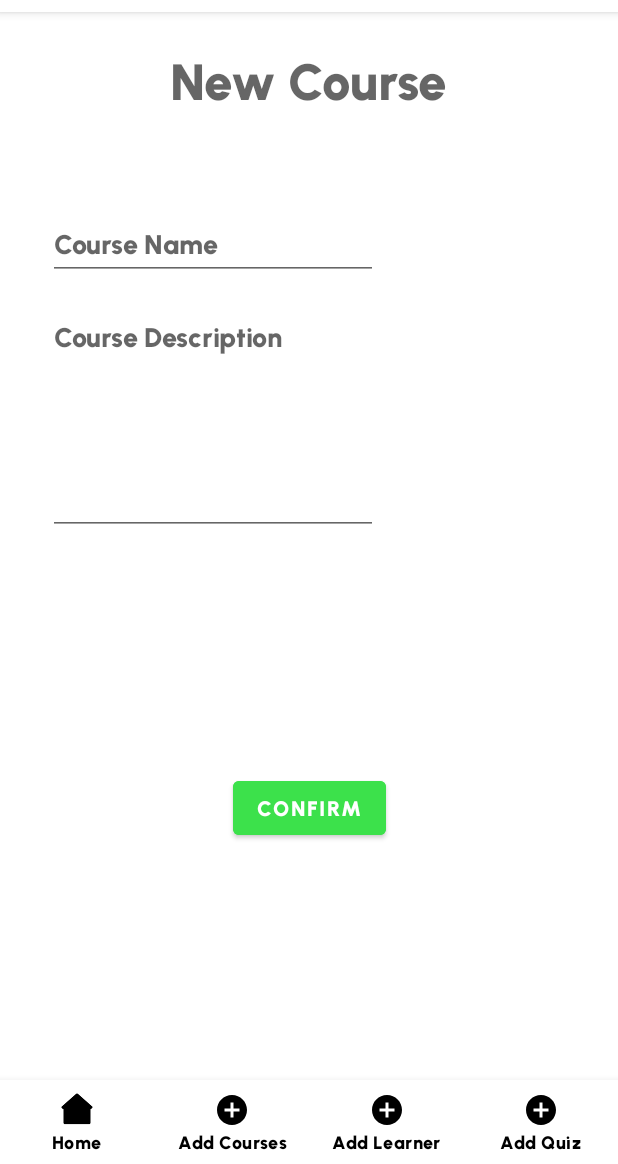
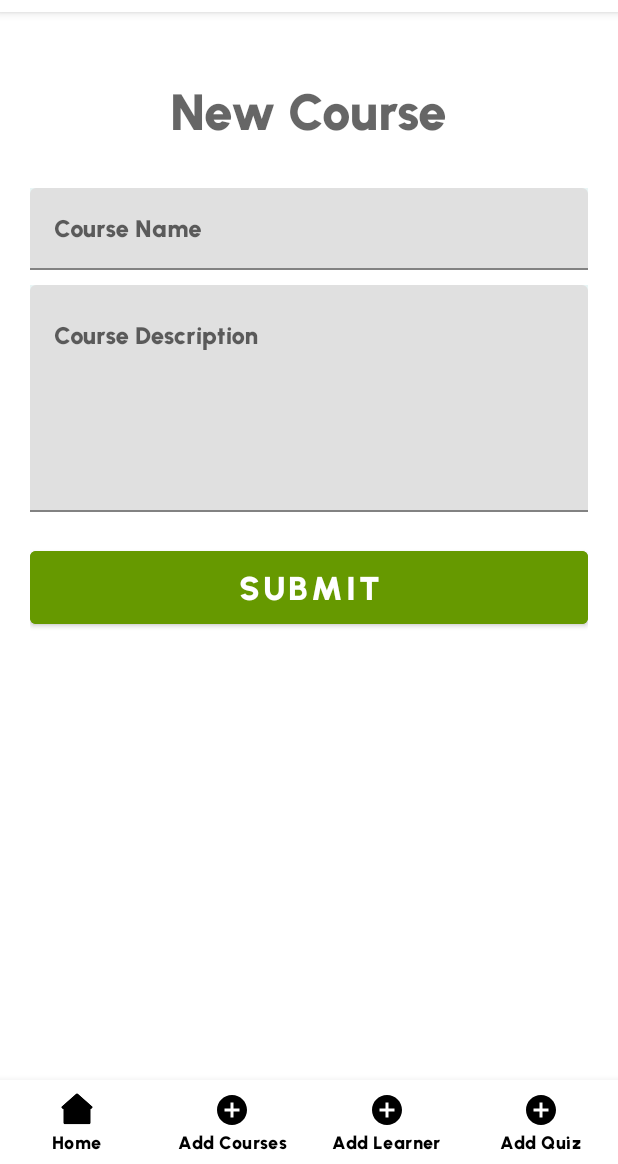
Before and after one commit to Nischal-S-Dwaral/EducationSupport, an Android app: the EducatorMainActivity screen opened directly, with no data from a screen before it, item 2 of the bottom bar chosen, on a phone screen of 412 x 824 dp, the part 72-1236 px from its top. Run offline under Robolectric (Android 15) with nearby library versions, the phone set to English and light mode, and no system bars; our stand-ins replace CircleImageView, Firebase (no records; nobody signed in at launch, a user with empty details on screens opened directly); 8 statements that could not run were skipped.

Commit message:
Add Course Firebase integration and profile logout for educator

```diff
--- a/app/src/main/java/com/example/educationsupport/EducatorMainActivity.kt
+++ b/app/src/main/java/com/example/educationsupport/EducatorMainActivity.kt
@@ -1,5 +1,6 @@
 package com.example.educationsupport
 
+import android.content.Intent
 import android.os.Bundle
 import androidx.appcompat.app.AppCompatActivity
 import androidx.appcompat.widget.Toolbar
@@ -10,11 +11,13 @@ import com.example.educationsupport.fragment.educator.EducatorHomeFragment
 import com.example.educationsupport.fragment.educator.QuestionCountFragment
 import com.google.android.material.appbar.AppBarLayout
 import com.google.android.material.bottomnavigation.BottomNavigationView
+import de.hdodenhof.circleimageview.CircleImageView
 
 class EducatorMainActivity : AppCompatActivity() {
 
     private lateinit var toolbar: Toolbar
     private lateinit var bottomNavigationView: BottomNavigationView
+    private lateinit var userProfileImage: CircleImageView
 
     private lateinit var appBarLayout: AppBarLayout
 
@@ -37,6 +40,15 @@ class EducatorMainActivity : AppCompatActivity() {
          * Replacing App Bar
          */
         appBarLayout = findViewById(R.id.educatorAppBar)
+
+        /**
+         * Initialise circle image view and add on click listener
+         */
+        userProfileImage = findViewById(R.id.user_profile_image)
+        userProfileImage.setOnClickListener {
+            val intent = Intent(this, ProfileActivity::class.java)
+            startActivity(intent)
+        }
 
         /**
          * Set up the navigation view
--- a/app/src/main/java/com/example/educationsupport/adapters/educator/EducatorCourseListCardAdapter.kt
+++ b/app/src/main/java/com/example/educationsupport/adapters/educator/EducatorCourseListCardAdapter.kt
@@ -11,9 +11,9 @@ import androidx.recyclerview.widget.RecyclerView
 import com.example.educationsupport.R
 import com.example.educationsupport.constants.Constants
 import com.example.educationsupport.educator.EducatorCourseActivity
-import com.example.educationsupport.model.Course
+import com.example.educationsupport.model.Course1
 
-class EducatorCourseListCardAdapter(private val coursesDataset: ArrayList<Course>, private val context: Context) :
+class EducatorCourseListCardAdapter(private val coursesDataset: ArrayList<Course1>, private val context: Context) :
     RecyclerView.Adapter<EducatorCourseListCardAdapter.ViewHolder?>() {
 
     class ViewHolder(itemView: View) : RecyclerView.ViewHolder(itemView) {
--- a/app/src/main/java/com/example/educationsupport/constants/EducatorCourseConstants.kt
+++ b/app/src/main/java/com/example/educationsupport/constants/EducatorCourseConstants.kt
@@ -1,40 +1,40 @@
 package com.example.educationsupport.constants
 
-import com.example.educationsupport.model.Course
+import com.example.educationsupport.model.Course1
 import com.example.educationsupport.model.Quiz
 
 object EducatorCourseConstants {
 
-    fun educatorCourseList() : ArrayList<Course> {
-        val course1 = Course(
+    fun educatorCourseList() : ArrayList<Course1> {
+        val course1 = Course1(
             1,
             "Mobile Android Development",
             "Get started now and become an Android app developer in just 6 weeks! You will learn all relevant Android App development techniques. I can tell you Android development is a lot of fun! This course will make your journey to becoming an Android developer fun as well.",
             ArrayList<Quiz>()
         )
 
-        val course2 = Course(
+        val course12 = Course1(
             2,
             "Java Development",
             "The course is a whopping 100 hours long.  Perhaps you have looked at the size of the course and are feeling a little overwhelmed at the prospect of finding time to complete it.   Maybe you are wondering if you need to go through it all?",
             ArrayList<Quiz>()
         )
 
-        val course3 = Course(
+        val course13 = Course1(
             3,
             "Software Security",
             "Welcome this comprehensive Ethical Hacking course! This course assumes you have NO prior knowledge and by the end of it you'll be able to hack systems like black-hat hackers and secure them like security experts!",
             ArrayList<Quiz>()
         )
 
-        val course4 = Course(
+        val course14 = Course1(
             4,
             "Advanced Database",
             "This course was just completely redone and rebuilt from the ground up, with over 325 brand new videos recorded. The course now uses MySQL 8.x and covers new topics including: Window Functions, Views, and SQL modes.",
             ArrayList<Quiz>()
         )
 
-        val course5 = Course(
+        val course15 = Course1(
             5,
             "Open Data",
             "Get started now and become an Android app developer in just 6 weeks! You will learn all relevant Android App development techniques. I can tell you Android development is a lot of fun! This course will make your journey to becoming an Android developer fun as well.",
@@ -42,14 +42,14 @@ object EducatorCourseConstants {
         )
 
 
-        val educatorCourseList = ArrayList<Course>()
-        educatorCourseList.add(course1)
-        educatorCourseList.add(course2)
-        educatorCourseList.add(course3)
-        educatorCourseList.add(course4)
-        educatorCourseList.add(course5)
+        val educatorCourseList1 = ArrayList<Course1>()
+        educatorCourseList1.add(course1)
+        educatorCourseList1.add(course12)
+        educatorCourseList1.add(course13)
+        educatorCourseList1.add(course14)
+        educatorCourseList1.add(course15)
 
-        return educatorCourseList;
+        return educatorCourseList1;
     }
 
 //    fun getEducatorCourse() : ArrayList<Course> {
@@ -62,9 +62,9 @@ object EducatorCourseConstants {
 //        )
 //    }
 
-    fun getEducatorCourseById(courseId: Int): Course? {
+    fun getEducatorCourseById(courseId: Int): Course1? {
         val courses = this.educatorCourseList();
-        var crs: Course? = null ;
+        var crs: Course1? = null ;
         for(c in courses){
             if(c.id == courseId) {
                 crs = c
--- a/app/src/main/java/com/example/educationsupport/constants/QuizListConstants.kt
+++ b/app/src/main/java/com/example/educationsupport/constants/QuizListConstants.kt
@@ -1,6 +1,5 @@
 package com.example.educationsupport.constants
 
-import com.example.educationsupport.model.Course
 import com.example.educationsupport.model.Quiz
 
 object  QuizListConstants {
--- a/app/src/main/java/com/example/educationsupport/constants/ViewCourseConstants.kt
+++ b/app/src/main/java/com/example/educationsupport/constants/ViewCourseConstants.kt
@@ -1,11 +1,11 @@
 package com.example.educationsupport.constants
 
-import com.example.educationsupport.model.Course
+import com.example.educationsupport.model.Course1
 
 object ViewCourseConstants {
 
-    fun getCourse() : Course {
-        return Course(
+    fun getCourse() : Course1 {
+        return Course1(
             1,
             "Mobile Android Development",
             "Get started now and become an Android app developer in just 6 weeks! You will learn all relevant Android App development techniques. I can tell you Android development is a lot of fun! This course will make your journey to becoming an Android developer fun as well.",
--- a/app/src/main/java/com/example/educationsupport/fragment/educator/AddNewCourseFragment.kt
+++ b/app/src/main/java/com/example/educationsupport/fragment/educator/AddNewCourseFragment.kt
@@ -4,21 +4,81 @@ import android.os.Bundle
 import android.view.LayoutInflater
 import android.view.View
 import android.view.ViewGroup
-import androidx.appcompat.widget.SearchView
+import android.widget.Button
+import android.widget.Toast
 import androidx.fragment.app.Fragment
 import com.example.educationsupport.R
+import com.example.educationsupport.model.Course
+import com.google.android.material.textfield.TextInputEditText
+import com.google.firebase.auth.FirebaseAuth
+import com.google.firebase.database.DatabaseReference
+import com.google.firebase.database.FirebaseDatabase
 
 class AddNewCourseFragment : Fragment() {
 
-    private lateinit var searchView: SearchView
+    private lateinit var txtInputCourseName: TextInputEditText
+    private lateinit var txtInputCourseDescription: TextInputEditText
+    private lateinit var btnSubmit: Button
+
+    private lateinit var databaseReference: DatabaseReference
+    private lateinit var auth: FirebaseAuth
+
     override fun onCreateView(
         inflater: LayoutInflater, container: ViewGroup?,
         savedInstanceState: Bundle?
     ): View? {
+
         // Inflate the layout for this fragment
         val view = inflater.inflate(R.layout.educator_add_course, container, false)
 
+        /**
+         * Initialise
+         */
+        txtInputCourseName = view.findViewById(R.id.add_course_name_edit_text)
+        txtInputCourseDescription = view.findViewById(R.id.add_course_description_edit_text)
+        btnSubmit = view.findViewById(R.id.btn_submit_add_course)
+
+        databaseReference = FirebaseDatabase.getInstance().getReference("Courses")
+        auth = FirebaseAuth.getInstance()
+
+        val currentEducatorUser = auth.currentUser
+
+        btnSubmit.setOnClickListener {
+            if (currentEducatorUser != null) {
+                saveCourseData(currentEducatorUser.uid, view)
+            }
+        }
         return view
     }
 
+    private fun saveCourseData(educatorUid: String, view: View) {
+        val courseName = txtInputCourseName.text.toString()
+        val courseDescription = txtInputCourseDescription.text.toString()
+
+        if (courseName.isEmpty()) {
+            Toast.makeText(view.context, "Please enter course name", Toast.LENGTH_SHORT)
+                .show()
+        }
+
+        if (courseDescription.isEmpty()) {
+            Toast.makeText(view.context, "Please enter course description", Toast.LENGTH_SHORT)
+                .show()
+        }
+
+        val courseId = databaseReference.push().key!!
+        val course = Course(courseId, courseName, courseDescription, educatorUid)
+
+        databaseReference.child(courseId).setValue(course)
+            .addOnSuccessListener {
+                Toast.makeText(view.context, "Added Course Successfully!!", Toast.LENGTH_SHORT)
+                    .show()
+
+                txtInputCourseName.text?.clear()
+                txtInputCourseDescription.text?.clear()
+
+            }.addOnFailureListener {
+                Toast.makeText(view.context, "Error!! ${it.message}", Toast.LENGTH_SHORT)
+                    .show()
+            }
+    }
 }
--- /dev/null
+++ b/app/src/main/java/com/example/educationsupport/model/Course1.kt
@@ -0,0 +1,8 @@
+package com.example.educationsupport.model
+
+data class Course1(
+    val id: Int,
+    val name: String,
+    val description: String,
+    val quizList: List<Quiz>
+)
--- a/app/src/main/res/layout/educator_add_course.xml
+++ b/app/src/main/res/layout/educator_add_course.xml
@@ -8,48 +8,13 @@
     android:orientation="vertical"
     tools:context=".fragment.educator.AddNewCourseFragment">
 
-<!--    <com.google.android.material.textfield.TextInputLayout-->
-<!--        android:id="@+id/educator_add_coursename_layout"-->
-<!--        style="@style/Widget.MaterialComponents.TextInputLayout.OutlinedBox"-->
-<!--        android:layout_width="409dp"-->
-<!--        android:layout_height="wrap_content"-->
-<!--        android:layout_marginTop="32dp"-->
-<!--        android:layout_marginEnd="32dp"-->
-<!--        android:hint="Course Name"-->
-<!--        app:layout_constraintEnd_toEndOf="parent"-->
-<!--        app:layout_constraintStart_toStartOf="parent"-->
-<!--        app:layout_constraintTop_toTopOf="parent">-->
+    <LinearLayout
+        android:layout_width="match_parent"
+        android:layout_height="match_parent"
+        android:gravity="center_horizontal"
+        android:orientation="vertical"
+        android:padding="20dp">
 
-<!--        <com.google.android.material.textfield.TextInputEditText-->
-<!--            android:id="@+id/educator_new_course_name"-->
-<!--            android:layout_width="match_parent"-->
-<!--            android:layout_height="36dp"-->
-<!--            android:inputType="text" />-->
-<!--    </com.google.android.material.textfield.TextInputLayout>-->
-
-<!--    <com.google.android.material.textfield.TextInputLayout-->
-<!--        android:id="@+id/educator_add_coursedescription_layout"-->
-<!--        style="@style/Widget.MaterialComponents.TextInputLayout.OutlinedBox"-->
-<!--        android:layout_width="409dp"-->
-<!--        android:layout_height="wrap_content"-->
-<!--        android:layout_marginEnd="32dp"-->
-<!--        android:hint="Course Description"-->
-<!--        app:layout_constraintEnd_toEndOf="parent"-->
-<!--        app:layout_constraintStart_toStartOf="parent"-->
-<!--        app:layout_constraintTop_toBottomOf="@+id/educator_add_coursename_layout">-->
-
-<!--        <com.google.android.material.textfield.TextInputEditText-->
-<!--            android:id="@+id/educator_new_course_description"-->
-<!--            android:layout_width="match_parent"-->
-<!--            android:layout_height="186dp"-->
-<!--            android:gravity="top"-->
-<!--            android:inputType="textMultiLine"-->
-<!--            android:lines="6"-->
-<!--            android:overScrollMode="always"-->
-<!--            android:scrollbarStyle="insideInset"-->
-<!--            android:scrollbars="vertical"-->
-<!--            android:scrollHorizontally="false" />-->
-<!--    </com.google.android.material.textfield.TextInputLayout>-->
         <TextView
             android:id="@+id/newCourse"
             android:layout_width="wrap_content"
@@ -57,60 +22,60 @@
             android:layout_marginStart="16dp"
             android:layout_marginTop="24dp"
             android:layout_marginEnd="16dp"
+            android:layout_marginBottom="30dp"
             android:text="New Course"
-        android:textAppearance="@style/TextAppearance.AppCompat.Display1"
-        app:layout_constraintEnd_toEndOf="parent"
-        app:layout_constraintStart_toStartOf="parent"
-        app:layout_constraintTop_toTopOf="parent" />
+            android:textAppearance="@style/TextAppearance.AppCompat.Display1" />
 
-    <EditText
-        android:id="@+id/addCourseName"
-        android:layout_width="wrap_content"
+        <com.google.android.material.textfield.TextInputLayout
+            android:layout_width="match_parent"
             android:layout_height="wrap_content"
-        android:layout_marginStart="32dp"
-        android:layout_marginTop="63dp"
-        android:ems="10"
+            android:background="@color/background"
+            android:layout_marginBottom="10dp">
+
+            <com.google.android.material.textfield.TextInputEditText
+                android:layout_width="match_parent"
+                android:layout_height="wrap_content"
                 android:hint="Course Name"
-        android:inputType="textEmailAddress"
-        android:minHeight="48dp"
-        app:layout_constraintStart_toStartOf="parent"
-        app:layout_constraintTop_toBottomOf="@+id/newCourse" />
+                android:textColor="@color/black"
+                android:id="@+id/add_course_name_edit_text"/>
+        </com.google.android.material.textfield.TextInputLayout>
 
+        <com.google.android.material.textfield.TextInputLayout
+            android:layout_width="match_parent"
+            android:layout_height="wrap_content"
+            android:background="@color/background"
+            android:layout_marginBottom="10dp">
 
-    <Button
-        android:id="@+id/educator_addcourse_confirm"
-        android:layout_width="wrap_content"
+            <com.google.android.material.textfield.TextInputEditText
+                android:layout_width="match_parent"
                 android:layout_height="wrap_content"
-        android:layout_marginStart="8dp"
-        android:layout_marginTop="8dp"
-        android:layout_marginEnd="8dp"
-        android:layout_marginBottom="8dp"
-        android:backgroundTint="#3CE14B"
-        android:text="Confirm"
-        android:visibility="visible"
-        app:layout_constraintBottom_toBottomOf="parent"
-        app:layout_constraintEnd_toEndOf="parent"
-        app:layout_constraintStart_toStartOf="parent"
-        app:layout_constraintTop_toBottomOf="@+id/editTextTextMultiLine"
-        tools:visibility="visible" />
-
-    <EditText
-        android:id="@+id/editTextTextMultiLine"
-        android:layout_width="wrap_content"
-        android:layout_height="wrap_content"
-        android:layout_marginStart="32dp"
-        android:layout_marginTop="16dp"
                 android:ems="10"
                 android:gravity="start|top"
                 android:hint="Course Description"
+                android:textColor="@color/black"
+                android:id="@+id/add_course_description_edit_text"
                 android:inputType="textMultiLine"
                 android:lines="6"
                 android:overScrollMode="always"
                 android:scrollbarStyle="insideInset"
                 app:layout_constraintStart_toStartOf="parent"
                 android:scrollbars="vertical"
-        android:scrollHorizontally="false"
-        app:layout_constraintTop_toBottomOf="@+id/addCourseName" />
+                android:scrollHorizontally="false"/>
+        </com.google.android.material.textfield.TextInputLayout>
 
+        <Button
+            android:layout_width="match_parent"
+            android:layout_height="wrap_content"
+            android:id="@+id/btn_submit_add_course"
+            android:layout_marginTop="10dp"
+            android:backgroundTint="@android:color/holo_green_dark"
+            android:padding="10dp"
+            android:textSize="22dp"
+            android:textStyle="bold"
+            android:textColor="@color/white"
+            android:text="SUBMIT"
+            android:layout_marginBottom="20dp"/>
+
+    </LinearLayout>
 
 </androidx.constraintlayout.widget.ConstraintLayout>
```
Also changed, not shown: app/src/main/java/com/example/educationsupport/adapters/learner/EnrolledCourseListCardAdapter.kt (+2 -5 lines), app/src/main/java/com/example/educationsupport/constants/EnrolledCoursesConstants.kt (+14 -14 lines), app/src/main/java/com/example/educationsupport/model/Course.kt (+4 -4 lines). Lines whose indentation alone changed are shown as unchanged.
